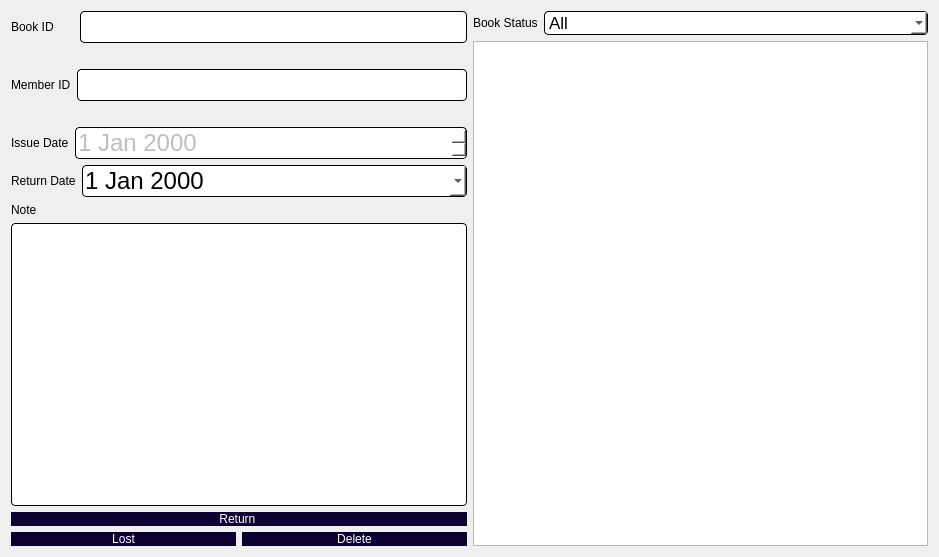
First picture: the form in BookHaven_(library+bookshop)/returnbook.ui, repository akibhaider/BOOK_HAVEN, before the edit.
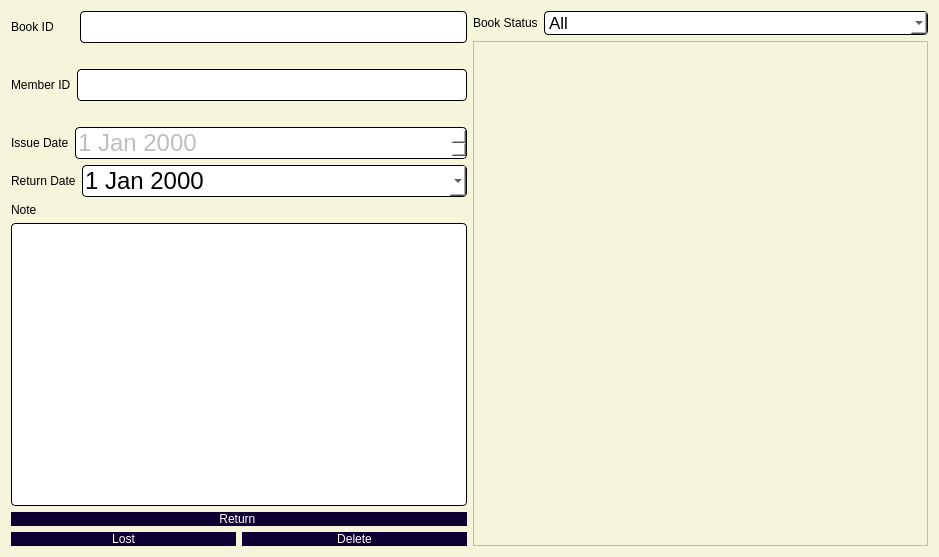
Second picture: the form after the edit.

The edit to the form file:
```diff
--- a/BookHaven_(library+bookshop)/returnbook.ui
+++ b/BookHaven_(library+bookshop)/returnbook.ui
@@ -13,6 +13,9 @@
   <property name="windowTitle">
    <string>Dialog</string>
   </property>
+  <property name="styleSheet">
+   <string notr="true">background-color: rgb(245, 245, 220);</string>
+  </property>
   <layout class="QHBoxLayout" name="horizontalLayout_11">
    <item>
     <layout class="QHBoxLayout" name="horizontalLayout_10">
```
